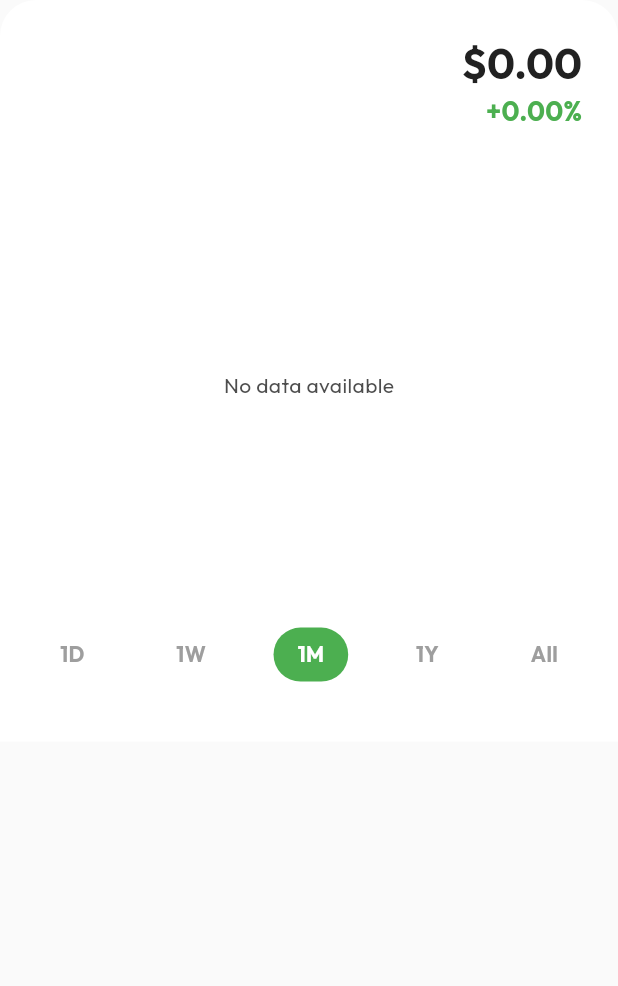
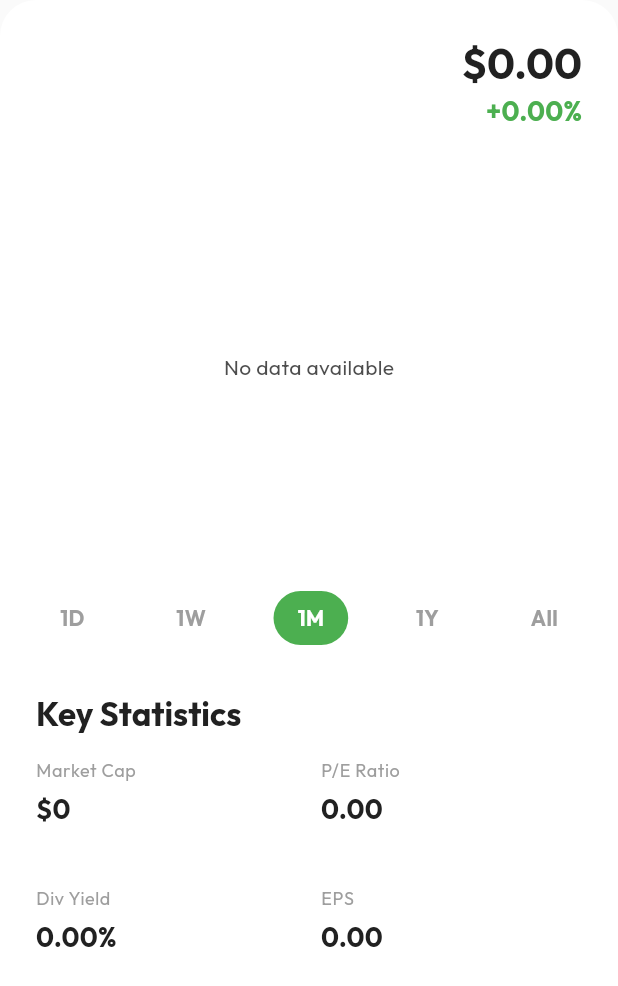
Before and after one commit to swoaib/Investr, a Flutter app: the StockDetailBottomSheet widget shown alone on an empty page, opened directly with empty values, on a phone screen of 412 x 824 dp. Shown: the top 986 px of the screen. Run offline on Flutter 3.47's test engine with Material 3 defaults, Android fonts, the phone set to English and light mode, and no system bars; our stand-ins replace go_router, google_fonts, shared_preferences; accounts and stored records are empty; network calls fail.

Commit message:
feat: Replace Yahoo Finance API with Polygon.io and add detailed stock information including market cap, PE ratio, and dividend yield.

```diff
--- a/lib/src/features/market_data/data/stock_repository.dart
+++ b/lib/src/features/market_data/data/stock_repository.dart
@@ -1,10 +1,13 @@
+import 'dart:convert';
 import 'package:flutter/foundation.dart';
-import 'package:yahoo_finance_data_reader/yahoo_finance_data_reader.dart';
+import 'package:http/http.dart' as http;
+import 'package:intl/intl.dart';
 import '../domain/stock.dart';
 import '../domain/price_point.dart';
 
 class StockRepository {
-  final YahooFinanceDailyReader _yahooReader = const YahooFinanceDailyReader();
+  final String _apiKey = 'gWdDRuo8TM3Mmy5cXuuwxbFuzpLpuRn1';
+  final String _baseUrl = 'https://api.polygon.io';
 
   // Hardcoded list of popular stocks for the dashboard to simulate a "Watchlist"
   final Map<String, String> _watchlist = {
@@ -19,110 +22,282 @@ class StockRepository {
   };
 
   /// Fetches current data for the watchlist.
-  /// Note: The package `yahoo_finance_data_reader` is mostly for historical data,
-  /// but we can get the latest available day to simulate "current" price for this demo.
+  /// Uses "Grouped Daily" endpoint to fetch all data in 1 API call to avoid rate limits.
   Future<List<Stock>> getWatchlistStocks() async {
     List<Stock> stocks = [];
+    try {
+      // 1. Calculate the most recent trading day (typically yesterday)
+      // Grouped Daily data is available for the previous trading day.
+      DateTime date = DateTime.now().subtract(const Duration(days: 1));
+      while (date.weekday == DateTime.saturday ||
+          date.weekday == DateTime.sunday) {
+        date = date.subtract(const Duration(days: 1));
+      }
+      // Simple loop to find previous weekday. Note: This doesn't account for holidays.
+      // If a holiday, the API might return empty, but for this demo it's robust enough.
 
-    final futures = _watchlist.entries.map((entry) async {
-      try {
-        final symbol = entry.key;
-        final name = entry.value;
+      final dateStr = DateFormat('yyyy-MM-dd').format(date);
+      final url = Uri.parse(
+        '$_baseUrl/v2/aggs/grouped/locale/us/market/stocks/$dateStr?adjusted=true&apiKey=$_apiKey',
+      );
 
-        // Fetch daily data
-        YahooFinanceResponse response = await _yahooReader.getDailyDTOs(symbol);
-        List<dynamic> candles = response.candlesData;
+      final response = await http.get(url);
 
-        if (candles.isNotEmpty) {
-          var latestCandle = candles.last;
-          double currentPrice = (latestCandle.close as num).toDouble();
-          double openPrice = (latestCandle.open as num).toDouble();
+      if (response.statusCode == 200) {
+        final data = json.decode(response.body);
+        final results = data['results'] as List<dynamic>?;
 
-          double change = currentPrice - openPrice;
-          double changePercent = (change / openPrice) * 100;
+        if (results != null) {
+          // Create a map for O(1) lookup or just filter
+          // We only care about stocks in our _watchlist
+          for (var item in results) {
+            final String ticker = item['T'];
+            if (_watchlist.containsKey(ticker)) {
+              // Found a watchlist item
+              final double currentPrice = (item['c'] as num).toDouble();
+              final double openPrice = (item['o'] as num).toDouble();
+              final double change = currentPrice - openPrice;
+              final double changePercent = (openPrice != 0)
+                  ? (change / openPrice) * 100
+                  : 0.0;
+
+              stocks.add(
+                Stock(
+                  symbol: ticker,
+                  companyName: _watchlist[ticker]!,
+                  price: currentPrice,
+                  change: change,
+                  changePercent: changePercent,
+                ),
+              );
+            }
+          }
+        }
+      } else {
+        if (kDebugMode)
+          print('Failed to fetch group data: ${response.statusCode}');
+        // Fallback: If group fetch fails (e.g. 403 or Holiday), return empty list or try individual fallback?
+        // For now, return empty to avoid hanging.
+      }
+    } catch (e) {
+      if (kDebugMode) print('Error fetching watchlist: $e');
+    }
+
+    // Sort to maintain order if needed, or just return what we found
+    return stocks;
+  }
+
+  /// Fetches data for a single stock symbol.
+  /// Uses "Previous Close" endpoint which is generally free-tier accessible.
+  Future<Stock?> getStock(String symbol, {String? name}) async {
+    try {
+      // /v2/aggs/ticker/{stocksTicker}/prev
+      final url = Uri.parse(
+        '$_baseUrl/v2/aggs/ticker/$symbol/prev?adjusted=true&apiKey=$_apiKey',
+      );
+      final response = await http.get(url);
+
+      if (response.statusCode == 200) {
+        final data = json.decode(response.body);
+        final results = data['results'] as List<dynamic>?;
+
+        if (results != null && results.isNotEmpty) {
+          final tickerData = results.first;
+          final double currentPrice = (tickerData['c'] as num).toDouble();
+          final double openPrice = (tickerData['o'] as num).toDouble();
+          final double change = currentPrice - openPrice;
+          final double changePercent = (openPrice != 0)
+              ? (change / openPrice) * 100
+              : 0.0;
 
           return Stock(
-            symbol: symbol,
-            companyName: name,
+            symbol: symbol.toUpperCase(),
+            companyName: name ?? symbol.toUpperCase(),
             price: currentPrice,
             change: change,
             changePercent: changePercent,
           );
         }
-      } catch (e) {
-        if (kDebugMode) {
-          print('Error fetching data for ${entry.key}: $e');
-        }
-      }
-      return null;
-    });
-
-    final results = await Future.wait(futures);
-    stocks = results.whereType<Stock>().toList();
-    return stocks;
-  }
-
-  /// Fetches data for a single stock symbol.
-  Future<Stock?> getStock(String symbol) async {
-    try {
-      final response = await _yahooReader.getDailyDTOs(symbol);
-      final candles = response.candlesData;
-
-      if (candles.isNotEmpty) {
-        final latestCandle = candles.last;
-        final currentPrice = (latestCandle.close as num).toDouble();
-        final openPrice = (latestCandle.open as num).toDouble();
-        final change = currentPrice - openPrice;
-        final changePercent = (change / openPrice) * 100;
-
-        return Stock(
-          symbol: symbol.toUpperCase(),
-          companyName: symbol
-              .toUpperCase(), // API doesn't provide name easily here
-          price: currentPrice,
-          change: change,
-          changePercent: changePercent,
-        );
+      } else {
+        if (kDebugMode)
+          print('Failed to fetch stock $symbol: ${response.statusCode}');
       }
     } catch (e) {
-      if (kDebugMode) {
-        print('Error fetching stock $symbol: $e');
-      }
+      if (kDebugMode) print('Error fetching stock $symbol: $e');
     }
     return null;
   }
 
+  /// Fetches detailed fundamental data (Market Cap, Employees, Description, etc.)
+  /// and returns a NEW Stock object with these fields populated.
+  Future<Stock> getStockDetails(Stock stock) async {
+    double? marketCap;
+    String? description;
+    int? employees;
+    double? peRatio;
+    double? earningsPerShare;
+    double? dividendYield;
+
+    try {
+      // 1. Ticker Details v3 (Market Cap, Description, Employees)
+      final detailsUrl = Uri.parse(
+        '$_baseUrl/v3/reference/tickers/${stock.symbol}?apiKey=$_apiKey',
+      );
+      final detailsResponse = await http.get(detailsUrl);
+
+      if (detailsResponse.statusCode == 200) {
+        final data = json.decode(detailsResponse.body);
+        final results = data['results'];
+        if (results != null) {
+          marketCap = (results['market_cap'] as num?)?.toDouble();
+          description = results['description'];
+          employees = results['total_employees'];
+        }
+      }
+
+      // 2. Financials (EPS for PE Ratio)
+      // Get most recent annual or quarterly report
+      final financialsUrl = Uri.parse(
+        '$_baseUrl/vX/reference/financials?ticker=${stock.symbol}&limit=1&apiKey=$_apiKey',
+      );
+      final financialsResponse = await http.get(financialsUrl);
+
+      if (financialsResponse.statusCode == 200) {
+        final data = json.decode(financialsResponse.body);
+        final results = data['results'] as List<dynamic>?;
+        if (results != null && results.isNotEmpty) {
+          final financials = results.first['financials'];
+          final incomeStatement = financials?['income_statement'];
+
+          // Try to find basic_earnings_per_share
+          final epsNode = incomeStatement?['basic_earnings_per_share'];
+          if (epsNode != null) {
+            earningsPerShare = (epsNode['value'] as num?)?.toDouble();
+          }
+        }
+      }
+
+      if (earningsPerShare != null && earningsPerShare != 0) {
+        peRatio = stock.price / earningsPerShare;
+      }
+
+      // 3. Dividends (Yield)
+      final dividendsUrl = Uri.parse(
+        '$_baseUrl/v3/reference/dividends?ticker=${stock.symbol}&limit=1&apiKey=$_apiKey',
+      );
+      final divResponse = await http.get(dividendsUrl);
+
+      if (divResponse.statusCode == 200) {
+        final data = json.decode(divResponse.body);
+        final results = data['results'] as List<dynamic>?;
+        if (results != null && results.isNotEmpty) {
+          final cashAmount = (results.first['cash_amount'] as num?)?.toDouble();
+          final frequency =
+              results.first['frequency']
+                  as int?; // e.g. 4 for quarterly? Polygon frequency is int
+
+          if (cashAmount != null && frequency != null && stock.price > 0) {
+            // Frequency: 1=Annually, 2=Semi, 4=Quarterly, 12=Monthly?
+            // Polygon docs say frequency is number of times per year.
+            dividendYield = (cashAmount * frequency) / stock.price * 100;
+          }
+        }
+      }
+
+      return Stock(
+        symbol: stock.symbol,
+        companyName: stock.companyName,
+        price: stock.price,
+        change: stock.change,
+        changePercent: stock.changePercent,
+        marketCap: marketCap,
+        description: description,
+        employees: employees,
+        peRatio: peRatio,
+        earningsPerShare: earningsPerShare,
+        dividendYield: dividendYield,
+      );
+    } catch (e) {
+      if (kDebugMode) print('Error fetching details for ${stock.symbol}: $e');
+      return stock;
+    }
+  }
+
   /// Fetches historical data for a stock symbol.
-  /// [interval] is not directly supported by this free package (it defaults to daily),
-  /// but we can simulate ranges by filtering the returned daily data.
+  /// Defaults to 1 Year of daily data.
   Future<List<PricePoint>> getStockHistory(String symbol) async {
     try {
-      // YahooFinanceDailyReader gets all available daily history by default usually
-      // or we can try to filter if the package allows (checking source code is ideal,
-      // but assuming it returns a decent amount of history).
-      final response = await _yahooReader.getDailyDTOs(symbol);
-      final candles = response.candlesData;
+      final now = DateTime.now();
+      final from = now.subtract(const Duration(days: 365 * 2)); // 2 years
+      final dateFormat = DateFormat('yyyy-MM-dd');
 
-      if (candles.isNotEmpty) {
-        return candles.map((candle) {
-          // candle.date is usually a timestamp or DateTime?
-          // The package often uses a specific format or dynamic.
-          // Let's assume date is parsable or is a timestamp.
-          // Looking at common usage of this package:
-          // candle might satisfy YahooFinanceCandleData which has 'date' as DateTime? or int?
-          // YahooFinanceCandleData usually has date as DateTime
-          DateTime date = candle.date;
+      // /v2/aggs/ticker/{stocksTicker}/range/{multiplier}/{timespan}/{from}/{to}
+      final url = Uri.parse(
+        '$_baseUrl/v2/aggs/ticker/$symbol/range/1/day/${dateFormat.format(from)}/${dateFormat.format(now)}?adjusted=true&sort=asc&apiKey=$_apiKey',
+      );
 
-          return PricePoint(
-            date: date,
-            price: (candle.close as num).toDouble(),
-          );
-        }).toList();
+      final response = await http.get(url);
+
+      if (response.statusCode == 200) {
+        final data = json.decode(response.body);
+        final results = data['results'] as List<dynamic>?;
+
+        if (results != null) {
+          return results.map((candle) {
+            // 't' is Unix Msec timestamp
+            final date = DateTime.fromMillisecondsSinceEpoch(candle['t']);
+            final close = (candle['c'] as num).toDouble();
+            return PricePoint(date: date, price: close);
+          }).toList();
+        }
       }
     } catch (e) {
-      if (kDebugMode) {
-        print('Error fetching history for $symbol: $e');
+      if (kDebugMode) print('Error fetching history for $symbol: $e');
+    }
+
+    return [];
+  }
+
+  /// Fetches intraday data for the "1D" chart.
+  /// Uses recent 30-minute aggregates to provide a meaningful curve while respecting free tier limits.
+  /// Attempts to find the last valid trading day's data.
+  Future<List<PricePoint>> getIntradayHistory(String symbol) async {
+    try {
+      // Find the last likely trading day (Yesterday or Friday if today is Weekend/Monday)
+      // Note: Data might be delayed 15 mins or EOD on free tier, enabling 30-min bars helps smoothing.
+      DateTime date = DateTime.now().subtract(const Duration(days: 1));
+      while (date.weekday == DateTime.saturday ||
+          date.weekday == DateTime.sunday) {
+        date = date.subtract(const Duration(days: 1));
       }
+
+      final dateStr = DateFormat('yyyy-MM-dd').format(date);
+
+      // /v2/aggs/ticker/{ticker}/range/{multiplier}/{timespan}/{from}/{to}
+      // Using 30-minute intervals for the single day
+      final url = Uri.parse(
+        '$_baseUrl/v2/aggs/ticker/$symbol/range/30/minute/$dateStr/$dateStr?adjusted=true&sort=asc&apiKey=$_apiKey',
+      );
+
+      final response = await http.get(url);
+
+      if (response.statusCode == 200) {
+        final data = json.decode(response.body);
+        final results = data['results'] as List<dynamic>?;
+
+        if (results != null && results.isNotEmpty) {
+          return results.map((candle) {
+            final date = DateTime.fromMillisecondsSinceEpoch(candle['t']);
+            final close = (candle['c'] as num).toDouble();
+            return PricePoint(date: date, price: close);
+          }).toList();
+        } else {
+          // Fallback: If 30-min data is empty (might happen on free tier for previous day sometimes?),
+          // try fetching 1-hour bars or just return empty to trigger fallback logic in UI
+        }
+      }
+    } catch (e) {
+      if (kDebugMode) print('Error fetching intraday for $symbol: $e');
     }
     return [];
   }
--- a/lib/src/features/market_data/domain/stock.dart
+++ b/lib/src/features/market_data/domain/stock.dart
@@ -11,7 +11,24 @@ class Stock {
     required this.price,
     required this.change,
     required this.changePercent,
+    this.marketCap,
+    this.peRatio,
+    this.dividendYield,
+    this.earningsPerShare,
+    this.description,
+    this.employees,
+    this.high52Week,
+    this.low52Week,
   });
+
+  final double? marketCap;
+  final double? peRatio;
+  final double? dividendYield;
+  final double? earningsPerShare;
+  final String? description;
+  final int? employees;
+  final double? high52Week;
+  final double? low52Week;
 
   bool get isPositive => change >= 0;
 }
--- a/lib/src/features/market_data/presentation/stock_detail_bottom_sheet.dart
+++ b/lib/src/features/market_data/presentation/stock_detail_bottom_sheet.dart
@@ -18,25 +18,35 @@ class StockDetailBottomSheet extends StatefulWidget {
 class _StockDetailBottomSheetState extends State<StockDetailBottomSheet> {
   final StockRepository _repository = StockRepository();
   List<PricePoint> _history = [];
+  late Stock _stock; // Local mutable stock to hold details
   bool _isLoading = true;
   String _selectedInterval = '1M'; // Default
 
   @override
   void initState() {
     super.initState();
-    _loadHistory();
+    _stock = widget.stock;
+    _loadData();
   }
 
-  Future<void> _loadHistory() async {
+  Future<void> _loadData() async {
     setState(() {
       _isLoading = true;
     });
 
     try {
-      final history = await _repository.getStockHistory(widget.stock.symbol);
+      final historyFuture = _repository.getStockHistory(widget.stock.symbol);
+      final detailsFuture = _repository.getStockDetails(widget.stock);
+      // Determine if we need intraday based on default or selection (default is 1M, so usually not needed immediately unless user selects 1D)
+      // But if user switches to 1D, we need it. Let's fetch it lazily or now?
+      // For simplicity, let's fetch both history and intraday if affordable, or just fetch history now.
+
+      final results = await Future.wait([historyFuture, detailsFuture]);
+
       if (mounted) {
         setState(() {
-          _history = history;
+          _history = results[0] as List<PricePoint>;
+          _stock = results[1] as Stock;
           _isLoading = false;
         });
       }
@@ -49,16 +59,40 @@ class _StockDetailBottomSheetState extends State<StockDetailBottomSheet> {
     }
   }
 
+  // Cache for intraday data to avoid re-fetching
+  List<PricePoint>? _intradayHistory;
+
+  Future<void> _fetchIntradayIfNeeded() async {
+    if (_selectedInterval == '1D' && _intradayHistory == null) {
+      setState(() => _isLoading = true);
+      final data = await _repository.getIntradayHistory(_stock.symbol);
+      if (mounted) {
+        setState(() {
+          _intradayHistory = data;
+          _isLoading = false;
+        });
+      }
+    }
+  }
+
   List<PricePoint> get _filteredHistory {
+    // If 1D is selected, return intraday data if available
+    if (_selectedInterval == '1D') {
+      if (_intradayHistory != null && _intradayHistory!.isNotEmpty) {
+        return _intradayHistory!;
+      }
+      // Fallback if intraday fetch failed or is empty: Show last 5 days of daily data
+      if (_history.isEmpty) return [];
+      if (_history.length < 5) return _history;
+      return _history.sublist(_history.length - 5).toList();
+    }
+
     if (_history.isEmpty) return [];
 
     final now = DateTime.now();
     DateTime cutoff;
 
     switch (_selectedInterval) {
-      case '1D':
-        cutoff = now.subtract(const Duration(days: 1));
-        break;
       case '1W':
         cutoff = now.subtract(const Duration(days: 7));
         break;
@@ -76,16 +110,24 @@ class _StockDetailBottomSheetState extends State<StockDetailBottomSheet> {
     return _history.where((p) => p.date.isAfter(cutoff)).toList();
   }
 
+  String _formatMarketCap(double? marketCap) {
+    if (marketCap == null) return 'N/A';
+    if (marketCap >= 1e12) return '\$${(marketCap / 1e12).toStringAsFixed(2)}T';
+    if (marketCap >= 1e9) return '\$${(marketCap / 1e9).toStringAsFixed(2)}B';
+    if (marketCap >= 1e6) return '\$${(marketCap / 1e6).toStringAsFixed(2)}M';
+    return '\$${marketCap.toStringAsFixed(0)}';
+  }
+
   @override
   Widget build(BuildContext context) {
     final theme = Theme.of(context);
     final currencyFormat = NumberFormat.currency(symbol: '\$');
     final points = _filteredHistory;
-    final isPositive = widget.stock.isPositive;
+    final isPositive = _stock.isPositive;
     final color = isPositive ? AppTheme.primaryGreen : Colors.red;
 
     return Container(
-      height: MediaQuery.of(context).size.height * 0.6,
+      height: MediaQuery.of(context).size.height * 0.85, // Increased height
       decoration: BoxDecoration(
         color: theme.cardTheme.color,
         borderRadius: const BorderRadius.vertical(top: Radius.circular(24)),
@@ -102,13 +144,13 @@ class _StockDetailBottomSheetState extends State<StockDetailBottomSheet> {
                 crossAxisAlignment: CrossAxisAlignment.start,
                 children: [
                   Text(
-                    widget.stock.symbol,
+                    _stock.symbol,
                     style: theme.textTheme.headlineLarge?.copyWith(
                       fontWeight: FontWeight.bold,
                     ),
                   ),
                   Text(
-                    widget.stock.companyName,
+                    _stock.companyName,
                     style: theme.textTheme.bodyLarge?.copyWith(
                       color: Colors.grey,
                     ),
@@ -119,13 +161,13 @@ class _StockDetailBottomSheetState extends State<StockDetailBottomSheet> {
                 crossAxisAlignment: CrossAxisAlignment.end,
                 children: [
                   Text(
-                    currencyFormat.format(widget.stock.price),
+                    currencyFormat.format(_stock.price),
                     style: theme.textTheme.headlineMedium?.copyWith(
                       fontWeight: FontWeight.bold,
                     ),
                   ),
                   Text(
-                    '${isPositive ? '+' : ''}${widget.stock.changePercent.toStringAsFixed(2)}%',
+                    '${isPositive ? '+' : ''}${_stock.changePercent.toStringAsFixed(2)}%',
                     style: theme.textTheme.titleMedium?.copyWith(
                       color: color,
                       fontWeight: FontWeight.bold,
@@ -138,8 +180,10 @@ class _StockDetailBottomSheetState extends State<StockDetailBottomSheet> {
           const SizedBox(height: 32),
 
           // Chart
-          Expanded(
-            child: _isLoading
+          SizedBox(
+            // Fixed height for chart
+            height: 250,
+            child: _isLoading && _history.isEmpty
                 ? const Center(child: CircularProgressIndicator())
                 : points.isEmpty
                 ? Center(
@@ -158,8 +202,7 @@ class _StockDetailBottomSheetState extends State<StockDetailBottomSheet> {
                           getTooltipItems: (List<LineBarSpot> touchedBarSpots) {
                             return touchedBarSpots.map((barSpot) {
                               return LineTooltipItem(
-                                // Format price as integer string
-                                barSpot.y.toInt().toString(),
+                                barSpot.y.toStringAsFixed(2),
                                 const TextStyle(
                                   color: Colors.white,
                                   fontWeight: FontWeight.bold,
@@ -205,6 +248,7 @@ class _StockDetailBottomSheetState extends State<StockDetailBottomSheet> {
                   setState(() {
                     _selectedInterval = interval;
                   });
+                  _fetchIntradayIfNeeded();
                 },
                 child: Container(
                   padding: const EdgeInsets.symmetric(
@@ -226,9 +270,76 @@ class _StockDetailBottomSheetState extends State<StockDetailBottomSheet> {
               );
             }).toList(),
           ),
+          const SizedBox(height: 32),
+
+          // Key Statistics Title
+          Text(
+            "Key Statistics",
+            style: theme.textTheme.titleLarge?.copyWith(
+              fontWeight: FontWeight.bold,
+            ),
+          ),
           const SizedBox(height: 16),
+
+          // Statistics Grid
+          Expanded(
+            child: GridView.count(
+              crossAxisCount: 2,
+              crossAxisSpacing: 16,
+              mainAxisSpacing: 16,
+              childAspectRatio: 2.5,
+              children: [
+                _buildStatItem(
+                  'Market Cap',
+                  _formatMarketCap(_stock.marketCap),
+                  theme,
+                ),
+                _buildStatItem(
+                  'P/E Ratio',
+                  _stock.peRatio?.toStringAsFixed(2) ?? 'N/A',
+                  theme,
+                ),
+                _buildStatItem(
+                  'Div Yield',
+                  _stock.dividendYield != null
+                      ? '${_stock.dividendYield!.toStringAsFixed(2)}%'
+                      : 'N/A',
+                  theme,
+                ),
+                _buildStatItem(
+                  'EPS',
+                  _stock.earningsPerShare?.toStringAsFixed(2) ?? 'N/A',
+                  theme,
+                ),
+                _buildStatItem(
+                  'Employees',
+                  _stock.employees?.toString() ?? 'N/A',
+                  theme,
+                ),
+              ],
+            ),
+          ),
         ],
       ),
     );
   }
+
+  Widget _buildStatItem(String label, String value, ThemeData theme) {
+    return Column(
+      crossAxisAlignment: CrossAxisAlignment.start,
+      children: [
+        Text(
+          label,
+          style: theme.textTheme.bodySmall?.copyWith(color: Colors.grey),
+        ),
+        const SizedBox(height: 4),
+        Text(
+          value,
+          style: theme.textTheme.titleMedium?.copyWith(
+            fontWeight: FontWeight.bold,
+          ),
+        ),
+      ],
+    );
+  }
 }
--- a/pubspec.yaml
+++ b/pubspec.yaml
@@ -36,11 +36,11 @@ dependencies:
   cupertino_icons: ^1.0.8
   provider: ^6.1.5+1
   go_router: ^17.0.1
-  yahoo_finance_data_reader: ^1.0.13
   google_fonts: ^6.3.3
   shared_preferences: ^2.5.4
   intl: ^0.20.2
   fl_chart: ^1.1.1
+  http: ^1.6.0
 
 dev_dependencies:
   flutter_test:
```
Also changed, not shown: pubspec.lock.
